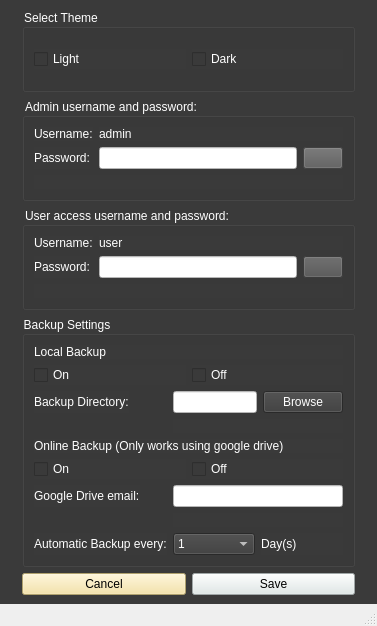
Above: admin_panel.ui from Aenan05/MAXPC before the change. Below: the same form after it.
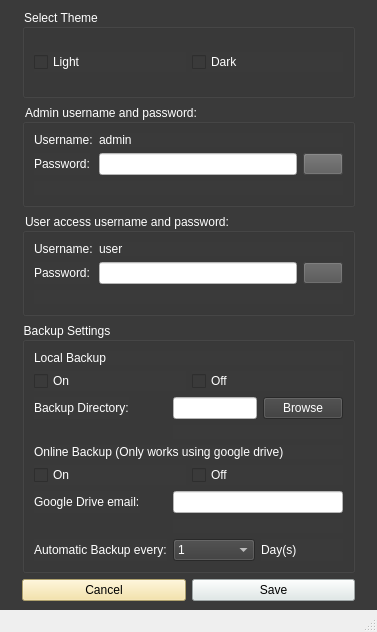
That is the form after the change. Icons and pictures are not drawn.

Commit message: 060323 2104 admin panel patch

Patch:
```diff
--- a/admin_panel.ui
+++ b/admin_panel.ui
@@ -7,7 +7,7 @@
     <x>0</x>
     <y>0</y>
     <width>377</width>
-    <height>626</height>
+    <height>632</height>
    </rect>
   </property>
   <property name="windowTitle">
@@ -43,6 +43,12 @@
              <property name="text">
               <string>Light</string>
              </property>
+             <property name="checkable">
+              <bool>true</bool>
+             </property>
+             <property name="checked">
+              <bool>false</bool>
+             </property>
              <attribute name="buttonGroup">
               <string notr="true">themeSel</string>
              </attribute>
@@ -102,7 +108,8 @@
              <item>
               <widget class="QLineEdit" name="txtAdminP">
                <property name="styleSheet">
-                <string notr="true">background-color: rgb(255, 255, 255);</string>
+                <string notr="true">background-color: rgb(255, 255, 255);
+color: rgb(0, 0, 0);</string>
                </property>
                <property name="echoMode">
                 <enum>QLineEdit::Password</enum>
@@ -169,7 +176,8 @@
              <item>
               <widget class="QLineEdit" name="txtUserP">
                <property name="styleSheet">
-                <string notr="true">background-color: rgb(255, 255, 255);</string>
+                <string notr="true">background-color: rgb(255, 255, 255);
+color: rgb(0, 0, 0);</string>
                </property>
                <property name="echoMode">
                 <enum>QLineEdit::Password</enum>
@@ -280,6 +288,9 @@
                 <string notr="true">background-color: rgb(255, 255, 255);
 color: rgb(0, 0, 0);</string>
                </property>
+               <property name="readOnly">
+                <bool>true</bool>
+               </property>
               </widget>
              </item>
              <item>
```
Left out of the diff: 22 changed lines with no effect on the pictures. The commit also changes 3 other files.
